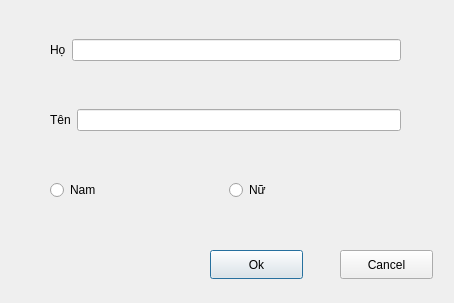
This is librarymanage/themdocgia_dialog.ui in DTTaze/Qt-Library-Management as Qt 5 draws it before an edit. The edited form follows.
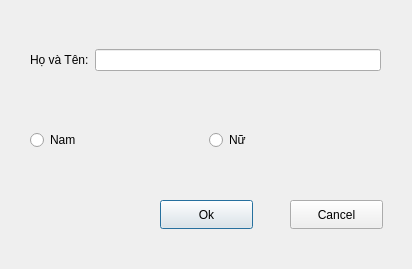
This is the edited form.

What changed in the file:
```diff
--- a/librarymanage/themdocgia_dialog.ui
+++ b/librarymanage/themdocgia_dialog.ui
@@ -6,8 +6,8 @@
    <rect>
     <x>0</x>
     <y>0</y>
-    <width>454</width>
-    <height>303</height>
+    <width>412</width>
+    <height>269</height>
    </rect>
   </property>
   <property name="windowTitle">
@@ -16,8 +16,8 @@
   <widget class="QPushButton" name="ok_pushButton">
    <property name="geometry">
     <rect>
-     <x>210</x>
-     <y>250</y>
+     <x>160</x>
+     <y>200</y>
      <width>93</width>
      <height>29</height>
     </rect>
@@ -29,8 +29,8 @@
   <widget class="QPushButton" name="cancel_pushButton">
    <property name="geometry">
     <rect>
-     <x>340</x>
-     <y>250</y>
+     <x>290</x>
+     <y>200</y>
      <width>93</width>
      <height>29</height>
     </rect>
@@ -42,8 +42,8 @@
   <widget class="QWidget" name="verticalLayoutWidget">
    <property name="geometry">
     <rect>
-     <x>50</x>
-     <y>160</y>
+     <x>30</x>
+     <y>110</y>
      <width>351</width>
      <height>61</height>
     </rect>
@@ -69,37 +69,11 @@
     </item>
    </layout>
   </widget>
-  <widget class="QWidget" name="verticalLayoutWidget_2">
-   <property name="geometry">
-    <rect>
-     <x>50</x>
-     <y>90</y>
-     <width>351</width>
-     <height>61</height>
-    </rect>
-   </property>
-   <layout class="QVBoxLayout" name="verticalLayout_2">
-    <item>
-     <layout class="QHBoxLayout" name="horizontalLayout_2">
-      <item>
-       <widget class="QLabel" name="label_2">
-        <property name="text">
-         <string>Tên</string>
-        </property>
-       </widget>
-      </item>
-      <item>
-       <widget class="QLineEdit" name="ten_lineEdit"/>
-      </item>
-     </layout>
-    </item>
-   </layout>
-  </widget>
   <widget class="QWidget" name="verticalLayoutWidget_3">
    <property name="geometry">
     <rect>
-     <x>50</x>
-     <y>20</y>
+     <x>30</x>
+     <y>30</y>
      <width>351</width>
      <height>61</height>
     </rect>
@@ -110,7 +84,7 @@
       <item>
        <widget class="QLabel" name="label">
         <property name="text">
-         <string>Họ</string>
+         <string>Họ và Tên:</string>
         </property>
        </widget>
       </item>
```
Left out of the diff: 4 changed lines with no effect on the pictures.
